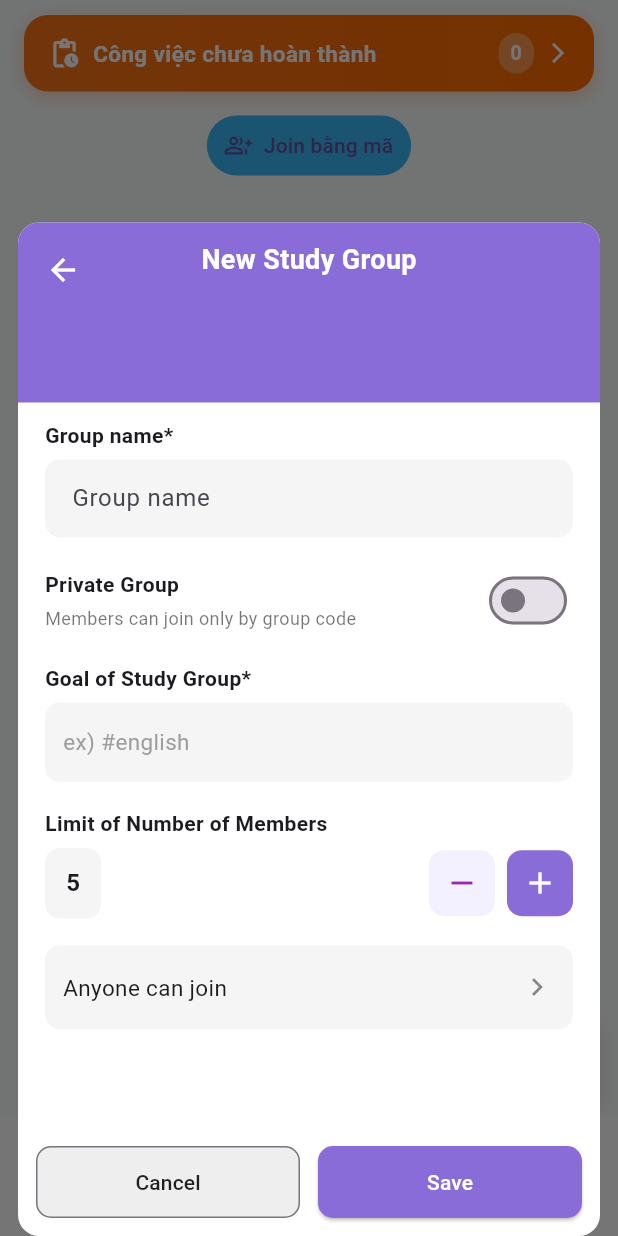
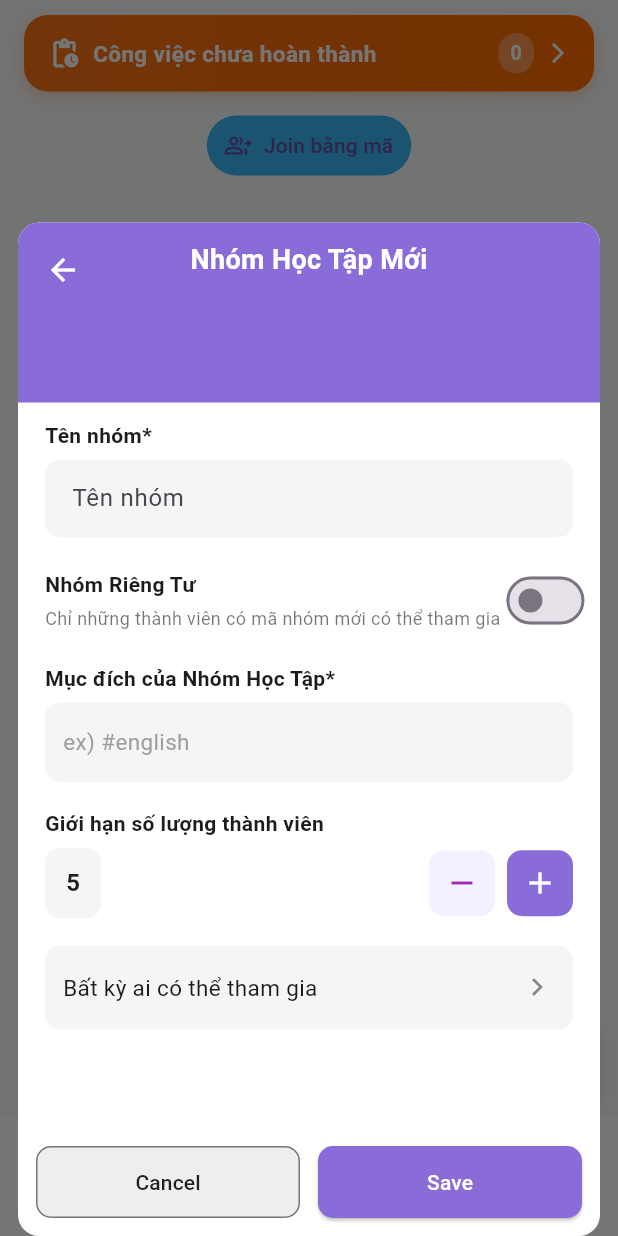
Before and after one commit to phepham22it216/flip, a Flutter app: the GroupListPage screen opened directly, after a tap on the "add" icon, on a phone screen of 412 x 824 dp. Run offline on Flutter 3.47's test engine with Material 3 defaults, Android fonts, the light colour scheme and no system bars; our stand-ins replace firebase_auth, firebase_core, firebase_database, flutter_local_notifications, google_sign_in, image_picker and 4 more; missing offline and left inert: bcrypt; accounts and stored records are empty; network calls fail.

Commit message:
fix tieng viet

```diff
--- a/lib/features/more/screens/account_page.dart
+++ b/lib/features/more/screens/account_page.dart
@@ -165,7 +165,7 @@ class _AccountPageState extends State<AccountPage> {
                       controller: controller,
                       obscureText: obscure,
                       decoration: InputDecoration(
-                        labelText: "Pass cũ",
+                        labelText: "Mật khẩu cũ",
                         border: InputBorder.none,
                         suffixIcon: IconButton(
                           icon: Icon(
--- a/lib/features/tasks/screens/group_list_page.dart
+++ b/lib/features/tasks/screens/group_list_page.dart
@@ -30,7 +30,7 @@ class _GroupListPageState extends State<GroupListPage> {
   bool _isPrivate = false;
   int _memberLimit = 5;
   String _goal = '';
-  String _joinAuth = 'Anyone can join';
+  String _joinAuth = 'Bất kỳ ai có thể tham gia';
 
   bool _isSubmitting = false;
 
@@ -123,7 +123,7 @@ class _GroupListPageState extends State<GroupListPage> {
                       ElevatedButton.icon(
                         onPressed: () => _showJoinByCodeDialog(context),
                         icon: const Icon(Icons.group_add_outlined, size: 18),
-                        label: const Text('Join bằng mã'),
+                        label: const Text('Tham gia bằng mã'),
                         style: ElevatedButton.styleFrom(
                           backgroundColor: const Color(0xFF39B6F6),
                           shape: RoundedRectangleBorder(
@@ -187,7 +187,7 @@ class _GroupListPageState extends State<GroupListPage> {
               Text('Tên nhóm: $groupName'),
               const SizedBox(height: 8),
               const Text(
-                'Group ID (mã nhóm):',
+                'Mã Nhóm (ID):',
                 style: TextStyle(fontWeight: FontWeight.w600),
               ),
               const SizedBox(height: 6),
@@ -215,7 +215,7 @@ class _GroupListPageState extends State<GroupListPage> {
               ),
               const SizedBox(height: 8),
               Text(
-                'Gửi mã này cho người khác để họ nhập join vào nhóm.',
+                'Gửi mã này cho người khác để họ nhập tham gia vào nhóm.',
                 style: TextStyle(fontSize: 12, color: Colors.grey.shade600),
               ),
             ],
@@ -252,7 +252,7 @@ class _GroupListPageState extends State<GroupListPage> {
     _isPrivate = false;
     _memberLimit = 5;
     _goal = '';
-    _joinAuth = 'Anyone can join';
+    _joinAuth = 'Bất kỳ ai có thể tham gia';
     setState(() => _isSubmitting = false);
 
     await showModalBottomSheet(
@@ -295,7 +295,7 @@ class _GroupListPageState extends State<GroupListPage> {
                         right: 16,
                         child: Center(
                           child: Text(
-                            'New Study Group',
+                            'Nhóm Học Tập Mới',
                             style: const TextStyle(
                               color: Colors.white,
                               fontSize: 18,
@@ -332,14 +332,14 @@ class _GroupListPageState extends State<GroupListPage> {
                           crossAxisAlignment: CrossAxisAlignment.start,
                           children: [
                             const Text(
-                              'Group name*',
+                              'Tên nhóm*',
                               style: TextStyle(fontWeight: FontWeight.w600),
                             ),
                             const SizedBox(height: 6),
                             TextField(
                               controller: _nameCtl,
                               decoration: InputDecoration(
-                                hintText: 'Group name',
+                                hintText: 'Tên nhóm',
                                 filled: true,
                                 fillColor: Colors.grey.shade100,
                                 contentPadding: const EdgeInsets.symmetric(
@@ -361,14 +361,14 @@ class _GroupListPageState extends State<GroupListPage> {
                                   crossAxisAlignment: CrossAxisAlignment.start,
                                   children: const [
                                     Text(
-                                      'Private Group',
+                                      'Nhóm Riêng Tư',
                                       style: TextStyle(
                                         fontWeight: FontWeight.w600,
                                       ),
                                     ),
                                     SizedBox(height: 4),
                                     Text(
-                                      'Members can join only by group code',
+                                      'Chỉ những thành viên có mã nhóm mới có thể tham gia',
                                       style: TextStyle(
                                         fontSize: 12,
                                         color: Colors.black54,
@@ -388,7 +388,7 @@ class _GroupListPageState extends State<GroupListPage> {
                             const SizedBox(height: 18),
 
                             const Text(
-                              'Goal of Study Group*',
+                              'Mục đích của Nhóm Học Tập*',
                               style: TextStyle(fontWeight: FontWeight.w600),
                             ),
                             const SizedBox(height: 6),
@@ -454,7 +454,7 @@ class _GroupListPageState extends State<GroupListPage> {
                             const SizedBox(height: 18),
 
                             const Text(
-                              'Limit of Number of Members',
+                              'Giới hạn số lượng thành viên',
                               style: TextStyle(fontWeight: FontWeight.w600),
                             ),
                             const SizedBox(height: 6),
@@ -542,25 +542,26 @@ class _GroupListPageState extends State<GroupListPage> {
                                           children: [
                                             ListTile(
                                               title: const Text(
-                                                'Anyone can join',
+                                                'Bất kỳ ai có thể tham gia',
+                                              ),
+                                              onTap: () =>
+                                                  Navigator.of(optCtx).pop(
+                                                    'Bất kỳ ai có thể tham gia',
+                                                  ),
+                                            ),
+                                            ListTile(
+                                              title: const Text(
+                                                'Yêu cầu phê duyệt',
                                               ),
                                               onTap: () => Navigator.of(
                                                 optCtx,
-                                              ).pop('Anyone can join'),
+                                              ).pop('Yêu cầu phê duyệt'),
                                             ),
                                             ListTile(
-                                              title: const Text(
-                                                'Require approval',
-                                              ),
+                                              title: const Text('Chỉ mời'),
                                               onTap: () => Navigator.of(
                                                 optCtx,
-                                              ).pop('Require approval'),
-                                            ),
-                                            ListTile(
-                                              title: const Text('Only invite'),
-                                              onTap: () => Navigator.of(
-                                                optCtx,
-                                              ).pop('Only invite'),
+                                              ).pop('Chỉ mời'),
                                             ),
                                           ],
                                         );
--- a/lib/features/tasks/screens/task_list_page.dart
+++ b/lib/features/tasks/screens/task_list_page.dart
@@ -102,11 +102,11 @@ class _TaskListPageState extends State<TaskListPage> {
         child: Row(
           mainAxisSize: MainAxisSize.min,
           children: [
-            _buildViewButton('CARD', TaskViewType.list),
+            _buildViewButton('THẺ', TaskViewType.list),
             _buildDivider(),
             _buildViewButton('LỊCH', TaskViewType.calendar),
             _buildDivider(),
-            _buildViewButton('MATRIX', TaskViewType.matrix),
+            _buildViewButton('MA TRẬN', TaskViewType.matrix),
           ],
         ),
       ),
```
Also changed, not shown: lib/core/widgets/bottom_nav_bar.dart (+4 -4 lines).
